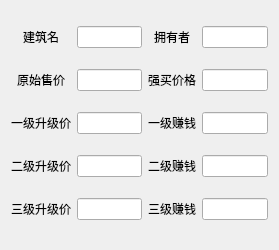
Qt form building_info_dialog.ui (libinbin12138/Game_Leap_Over_ChuangjieMountain) before a commit.
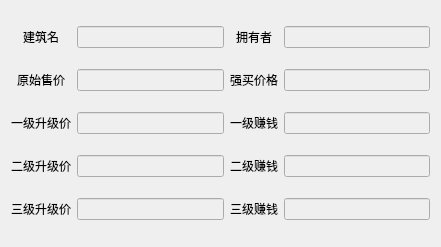
The same form after that commit.

Patch:
```diff
--- a/building_info_dialog.ui
+++ b/building_info_dialog.ui
@@ -6,8 +6,8 @@
    <rect>
     <x>0</x>
     <y>0</y>
-    <width>279</width>
-    <height>250</height>
+    <width>441</width>
+    <height>247</height>
    </rect>
   </property>
   <property name="windowTitle">
@@ -26,6 +26,12 @@
    </item>
    <item row="0" column="1">
     <widget class="QLineEdit" name="lineEdit">
+     <property name="enabled">
+      <bool>false</bool>
+     </property>
+     <property name="alignment">
+      <set>Qt::AlignCenter</set>
+     </property>
      <property name="readOnly">
       <bool>true</bool>
      </property>
@@ -43,6 +49,12 @@
    </item>
    <item row="0" column="3">
     <widget class="QLineEdit" name="lineEdit_6">
+     <property name="enabled">
+      <bool>false</bool>
+     </property>
+     <property name="alignment">
+      <set>Qt::AlignCenter</set>
+     </property>
      <property name="readOnly">
       <bool>true</bool>
      </property>
@@ -60,6 +72,12 @@
    </item>
    <item row="1" column="1">
     <widget class="QLineEdit" name="lineEdit_2">
+     <property name="enabled">
+      <bool>false</bool>
+     </property>
+     <property name="alignment">
+      <set>Qt::AlignCenter</set>
+     </property>
      <property name="readOnly">
       <bool>true</bool>
      </property>
@@ -77,6 +95,12 @@
    </item>
    <item row="1" column="3">
     <widget class="QLineEdit" name="lineEdit_7">
+     <property name="enabled">
+      <bool>false</bool>
+     </property>
+     <property name="alignment">
+      <set>Qt::AlignCenter</set>
+     </property>
      <property name="readOnly">
       <bool>true</bool>
      </property>
@@ -94,6 +118,12 @@
    </item>
    <item row="2" column="1">
     <widget class="QLineEdit" name="lineEdit_3">
+     <property name="enabled">
+      <bool>false</bool>
+     </property>
+     <property name="alignment">
+      <set>Qt::AlignCenter</set>
+     </property>
      <property name="readOnly">
       <bool>true</bool>
      </property>
@@ -111,6 +141,12 @@
    </item>
    <item row="2" column="3">
     <widget class="QLineEdit" name="lineEdit_8">
+     <property name="enabled">
+      <bool>false</bool>
+     </property>
+     <property name="alignment">
+      <set>Qt::AlignCenter</set>
+     </property>
      <property name="readOnly">
       <bool>true</bool>
      </property>
@@ -128,6 +164,12 @@
    </item>
    <item row="3" column="1">
     <widget class="QLineEdit" name="lineEdit_4">
+     <property name="enabled">
+      <bool>false</bool>
+     </property>
+     <property name="alignment">
+      <set>Qt::AlignCenter</set>
+     </property>
      <property name="readOnly">
       <bool>true</bool>
      </property>
@@ -145,6 +187,12 @@
    </item>
    <item row="3" column="3">
     <widget class="QLineEdit" name="lineEdit_9">
+     <property name="enabled">
+      <bool>false</bool>
+     </property>
+     <property name="alignment">
+      <set>Qt::AlignCenter</set>
+     </property>
      <property name="readOnly">
       <bool>true</bool>
      </property>
@@ -162,6 +210,12 @@
    </item>
    <item row="4" column="1">
     <widget class="QLineEdit" name="lineEdit_5">
+     <property name="enabled">
+      <bool>false</bool>
+     </property>
+     <property name="alignment">
+      <set>Qt::AlignCenter</set>
+     </property>
      <property name="readOnly">
       <bool>true</bool>
      </property>
@@ -179,6 +233,12 @@
    </item>
    <item row="4" column="3">
     <widget class="QLineEdit" name="lineEdit_10">
+     <property name="enabled">
+      <bool>false</bool>
+     </property>
+     <property name="alignment">
+      <set>Qt::AlignCenter</set>
+     </property>
      <property name="readOnly">
       <bool>true</bool>
      </property>
```
